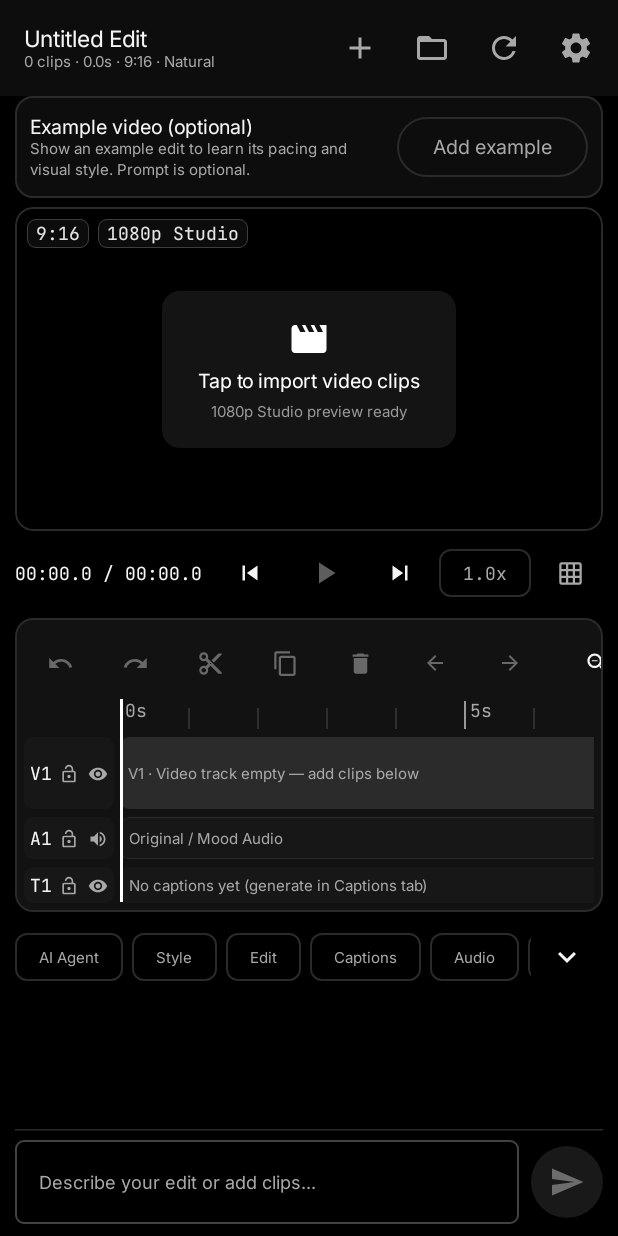
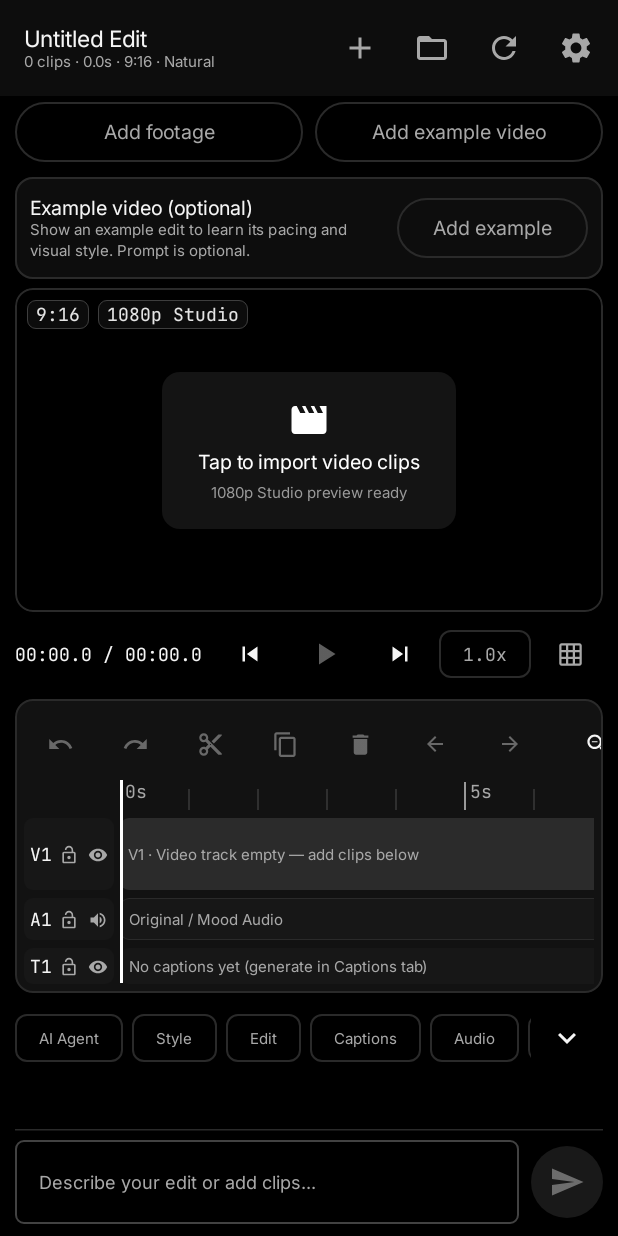
Before and after one commit to actxxxx02-png/AngKur-v2, an Android app built with Jetpack Compose: the composable EditorScreen shown on its own in the app's theme, after a tap on "Style", on a phone screen of 412 x 824 dp. Run offline under Robolectric (Android 15) with nearby library versions, the phone set to English and light mode, and no system bars; pictures from the network do not load.

Commit message:
Add clear footage and reference video controls

```diff
--- a/app/src/main/java/com/promptcut/app/MainActivity.kt
+++ b/app/src/main/java/com/promptcut/app/MainActivity.kt
@@ -204,6 +204,18 @@ fun EditorScreen(vm: EditorViewModel) {
                 .padding(horizontal = 10.dp),
             verticalArrangement = Arrangement.spacedBy(6.dp),
         ) {
+            // Source footage controls: examples are never inserted into the output.
+            Row(Modifier.fillMaxWidth(), horizontalArrangement = Arrangement.spacedBy(8.dp)) {
+                OutlinedButton(onClick = pickVideos, modifier = Modifier.weight(1f)) { Text(if (vm.clips.isEmpty()) "Add footage" else "Add more footage") }
+                OutlinedButton(onClick = pickReferenceVideo, modifier = Modifier.weight(1f)) { Text("Add example video") }
+            }
+            vm.referenceVideoName?.let { name ->
+                Row(Modifier.fillMaxWidth(), verticalAlignment = Alignment.CenterVertically) {
+                    Text("Style reference: $name", modifier = Modifier.weight(1f), style = MaterialTheme.typography.labelSmall)
+                    TextButton(onClick = { vm.clearReferenceVideo() }) { Text("Remove") }
+                }
+            }
+
             // Reference video is style guidance only. It is never part of the export footage.
             OutlinedCard(modifier = Modifier.fillMaxWidth()) {
                 Row(Modifier.fillMaxWidth().padding(10.dp), verticalAlignment = Alignment.CenterVertically, horizontalArrangement = Arrangement.spacedBy(8.dp)) {
```
